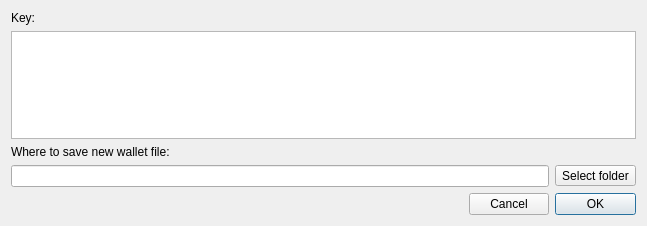
This is src/gui/ui/importkeydialog.ui in dcrsprotocol/dcrswallet as Qt 5 draws it before an edit. The edited form follows.
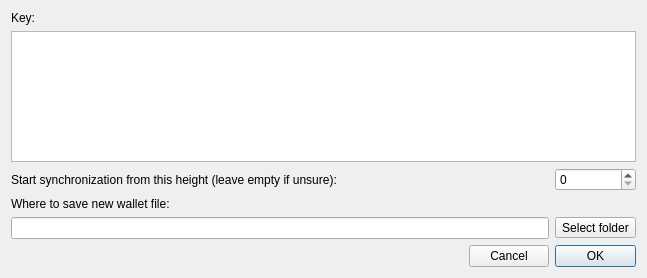
This is the edited form.

Patch:
```diff
--- a/src/gui/ui/importkeydialog.ui
+++ b/src/gui/ui/importkeydialog.ui
@@ -7,7 +7,7 @@
     <x>0</x>
     <y>0</y>
     <width>647</width>
-    <height>226</height>
+    <height>278</height>
    </rect>
   </property>
   <property name="minimumSize">
@@ -20,28 +20,17 @@
    <string>Import private key</string>
   </property>
   <layout class="QGridLayout" name="gridLayout">
-   <item row="0" column="0">
-    <widget class="QLabel" name="label">
-     <property name="text">
-      <string>Key:</string>
-     </property>
-    </widget>
+   <item row="5" column="0" colspan="2">
+    <widget class="QLineEdit" name="m_pathEdit"/>
    </item>
-   <item row="1" column="0" colspan="4">
-    <widget class="QTextEdit" name="m_keyEdit">
-     <property name="readOnly">
-      <bool>false</bool>
-     </property>
-    </widget>
-   </item>
-   <item row="2" column="0" colspan="4">
+   <item row="4" column="0" colspan="4">
     <widget class="QLabel" name="label_2">
      <property name="text">
       <string>Where to save new wallet file:</string>
      </property>
     </widget>
    </item>
-   <item row="4" column="0">
+   <item row="6" column="0">
     <spacer name="horizontalSpacer">
      <property name="orientation">
       <enum>Qt::Horizontal</enum>
@@ -54,7 +43,7 @@
      </property>
     </spacer>
    </item>
-   <item row="4" column="1">
+   <item row="6" column="1">
     <widget class="QPushButton" name="m_cancelButton">
      <property name="text">
       <string>Cancel</string>
@@ -64,7 +53,28 @@
      </property>
     </widget>
    </item>
-   <item row="4" column="2" colspan="2">
+   <item row="5" column="2" colspan="2">
+    <widget class="QToolButton" name="m_selectPathButton">
+     <property name="text">
+      <string>Select folder</string>
+     </property>
+    </widget>
+   </item>
+   <item row="2" column="0">
+    <widget class="QLabel" name="label_3">
+     <property name="text">
+      <string>Start synchronization from this height (leave empty if unsure):</string>
+     </property>
+    </widget>
+   </item>
+   <item row="1" column="0" colspan="4">
+    <widget class="QTextEdit" name="m_keyEdit">
+     <property name="readOnly">
+      <bool>false</bool>
+     </property>
+    </widget>
+   </item>
+   <item row="6" column="2" colspan="2">
     <widget class="QPushButton" name="m_okButton">
      <property name="text">
       <string>OK</string>
@@ -77,13 +87,17 @@
      </property>
     </widget>
    </item>
-   <item row="3" column="0" colspan="2">
-    <widget class="QLineEdit" name="m_pathEdit"/>
-   </item>
-   <item row="3" column="2" colspan="2">
-    <widget class="QToolButton" name="m_selectPathButton">
+   <item row="0" column="0">
+    <widget class="QLabel" name="label">
      <property name="text">
-      <string>Select folder</string>
+      <string>Key:</string>
+     </property>
+    </widget>
+   </item>
+   <item row="2" column="2" colspan="2">
+    <widget class="QSpinBox" name="m_syncHeight">
+     <property name="maximum">
+      <number>999999999</number>
      </property>
     </widget>
    </item>
```
